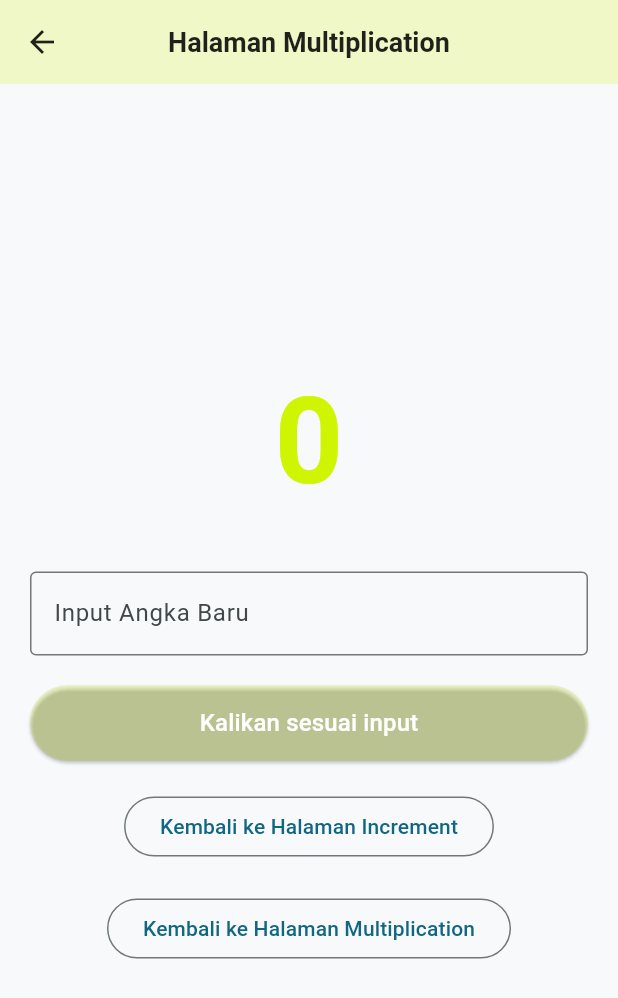
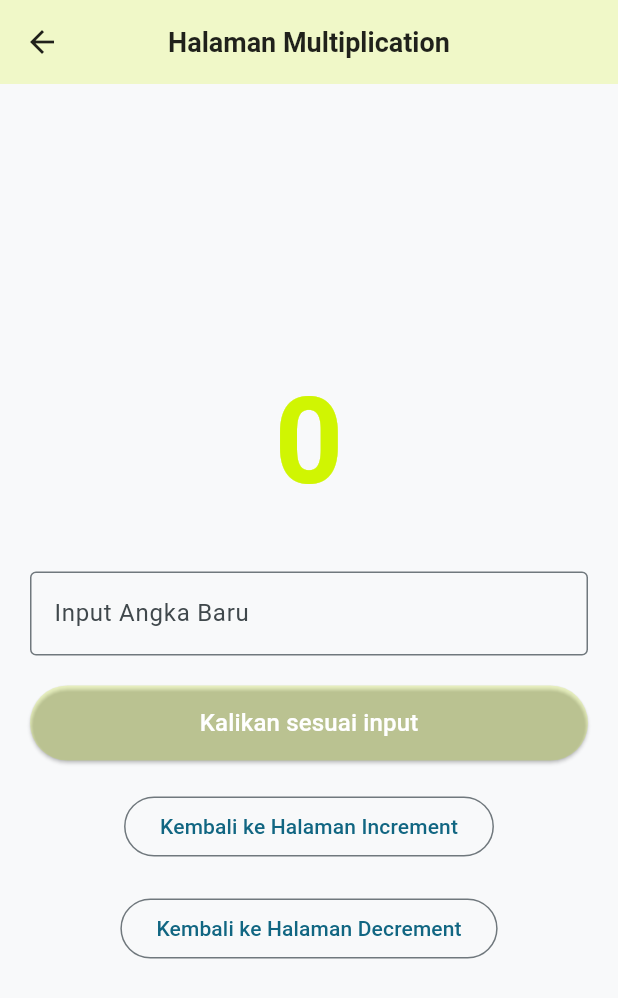
Before and after one commit to AryasutaBaswara/flutter-navigation, a Flutter app: the Halaman5 screen opened by its route, on a phone screen of 412 x 824 dp. Shown: the top 998 px of the screen. Run offline on Flutter 3.47's test engine with Material 3 defaults, Android fonts, the phone set to English and light mode, and no system bars; our stand-ins replace flutter_bloc.

Commit message:
minor changes

```diff
--- a/lib/pages/halaman5.dart
+++ b/lib/pages/halaman5.dart
@@ -106,7 +106,7 @@ class _Halaman5State extends State<Halaman5> {
                     onPressed: () {
                       Navigator.pushNamed(context, '/halaman4');
                     },
-                    label: const Text("Kembali ke Halaman Multiplication"),
+                    label: const Text("Kembali ke Halaman Decrement"),
                   ),
                 ],
               ),
```
